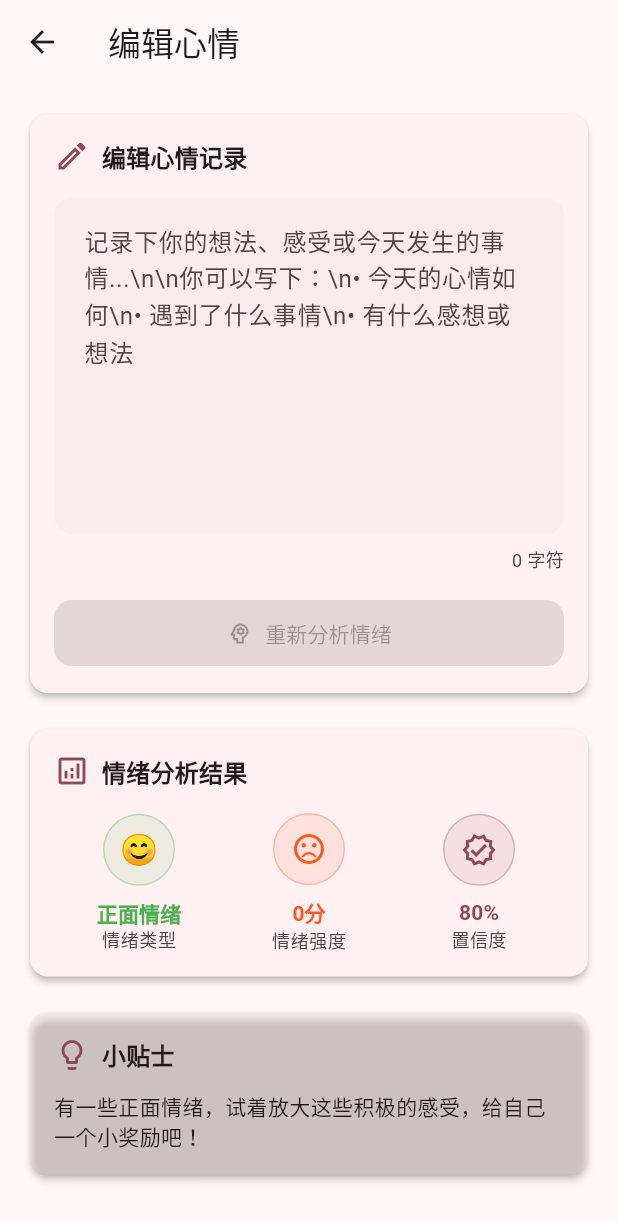
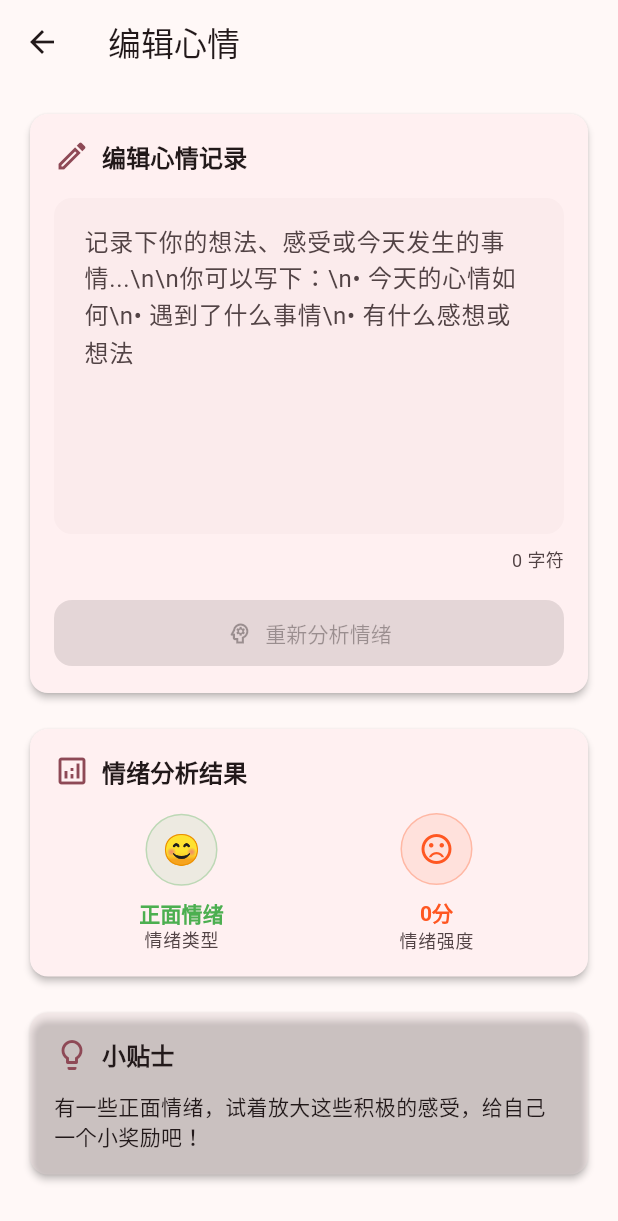
Before and after one commit to KinomotoMio/Moodiary, a Flutter app: the EditMoodScreen screen opened directly with empty values, on a phone screen of 412 x 824 dp. Shown: the top 1221 px of the screen. Run offline on Flutter 3.47's test engine with Material 3 defaults, Android fonts, the phone set to English and light mode, and no system bars; our stand-ins replace dio, event_bus, fl_chart, image_picker, shared_preferences; accounts and stored records are empty.

Commit message:
refactor(ui): remove confidence display from user interface
- Comment out confidence percentage display in add/edit mood screens
- Keep confidence as internal analysis quality indicator only
- Preserve confidence data for future analysis reliability assessment
- Add documentation clarifying confidence is for internal use

```diff
--- a/lib/models/analysis_result.dart
+++ b/lib/models/analysis_result.dart
@@ -28,6 +28,7 @@ class AnalysisResult {
 
   /// 分析置信度 (0.0-1.0)，可选
   /// AI分析可能提供置信度分数，规则分析可能基于关键词匹配程度
+  /// 注意：仅作为内部质量指标，不在UI中展示给用户
   final double? confidence;
 
   const AnalysisResult({
--- a/lib/screens/edit_mood_screen.dart
+++ b/lib/screens/edit_mood_screen.dart
@@ -222,14 +222,15 @@ class _EditMoodScreenState extends State<EditMoodScreen> {
                     _getScoreColor(result.score),
                   ),
                 ),
-                Expanded(
-                  child: _buildAnalysisItem(
-                    '置信度',
-                    '${(result.confidence * 100).toStringAsFixed(0)}%',
-                    Icons.verified_outlined,
-                    Theme.of(context).colorScheme.primary,
-                  ),
-                ),
+                // 置信度作为内部分析质量指标，不向用户展示
+                // Expanded(
+                //   child: _buildAnalysisItem(
+                //     '置信度',
+                //     '${(result.confidence * 100).toStringAsFixed(0)}%',
+                //     Icons.verified_outlined,
+                //     Theme.of(context).colorScheme.primary,
+                //   ),
+                // ),
               ],
             ),
           ],
```
Also changed, not shown: lib/screens/add_mood_screen.dart (+9 -8 lines).
